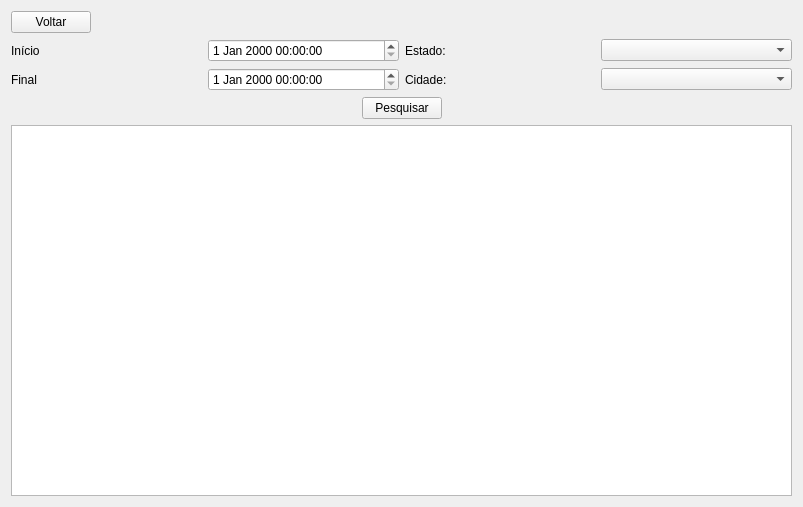
Before: the Qt Designer form src/searchjogowindow.ui in MatTerra/IngressoNet, drawn with Qt 5.
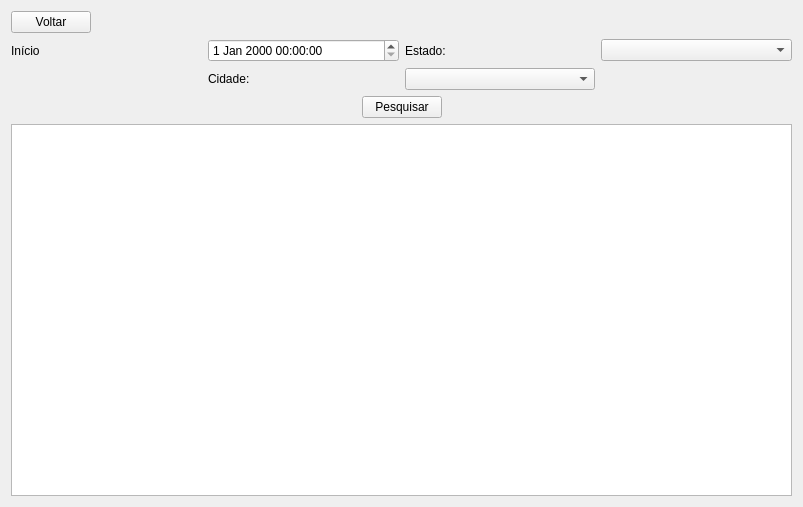
After: the same form once the commit is applied.

Commit message: Listar Jogos por data de início, cidade e estado

Diff of the .ui file:
```diff
--- a/src/searchjogowindow.ui
+++ b/src/searchjogowindow.ui
@@ -56,13 +56,6 @@
        </property>
       </widget>
      </item>
-     <item row="1" column="2">
-      <widget class="QLabel" name="label_4">
-       <property name="text">
-        <string>Cidade:</string>
-       </property>
-      </widget>
-     </item>
      <item row="0" column="2">
       <widget class="QLabel" name="label_3">
        <property name="text">
@@ -70,16 +63,13 @@
        </property>
       </widget>
      </item>
-     <item row="1" column="3">
+     <item row="1" column="2">
       <widget class="QComboBox" name="cidadeBox"/>
      </item>
      <item row="1" column="1">
-      <widget class="QDateTimeEdit" name="finalDateTime"/>
-     </item>
-     <item row="1" column="0">
-      <widget class="QLabel" name="label_2">
+      <widget class="QLabel" name="label_4">
        <property name="text">
-        <string>Final</string>
+        <string>Cidade:</string>
        </property>
       </widget>
      </item>
```
The commit also changes 9 other files.
